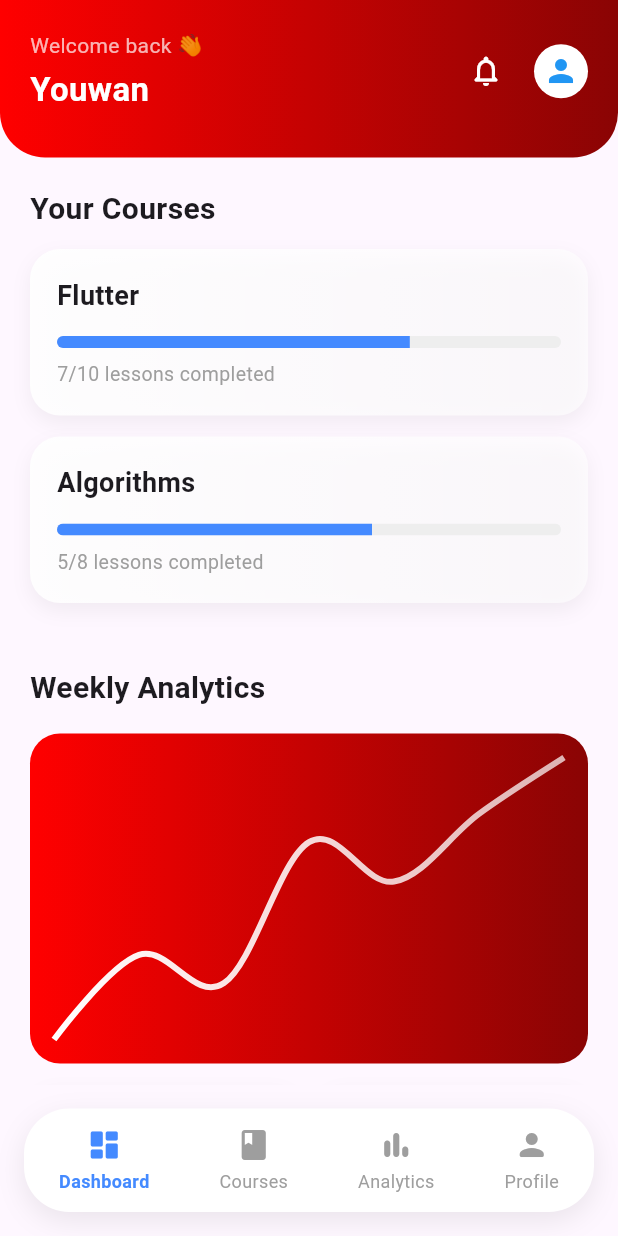
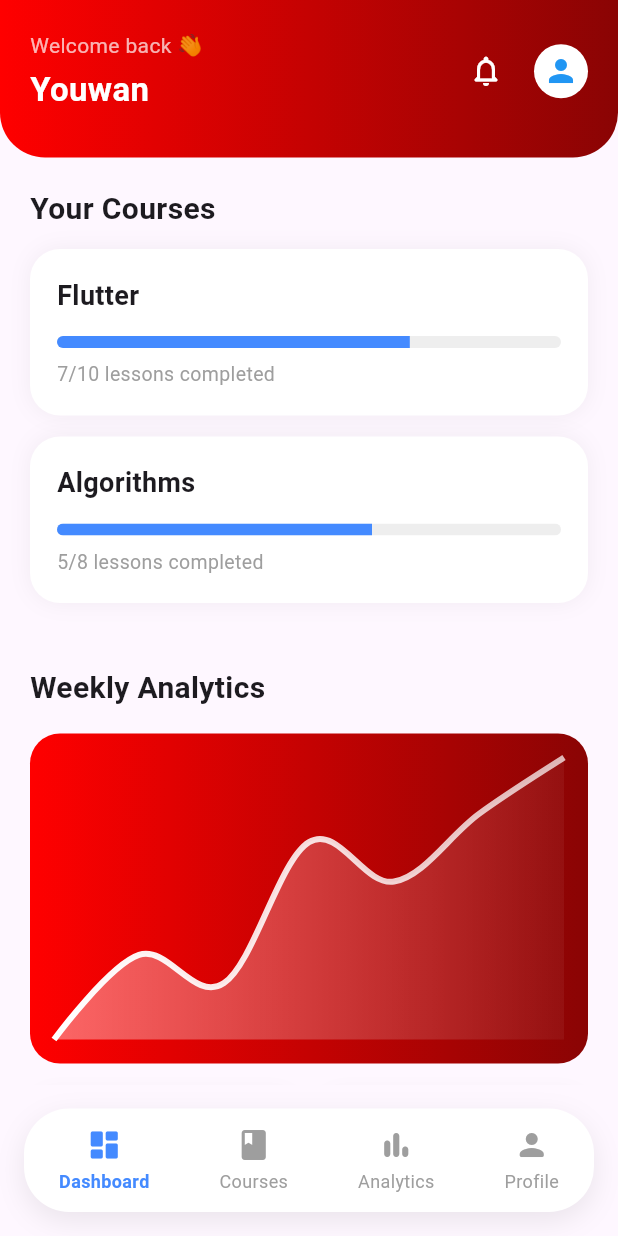
Before and after one commit to youwanpeter/edu_learn_app, a Flutter app: the screen it shows after launch, on a phone screen of 412 x 824 dp. Run offline on Flutter 3.47's test engine with Material 3 defaults, Android fonts, the phone set to English and light mode, and no system bars; drawn by our look-alikes of fl_chart.

Commit message:
dashboard change

```diff
--- a/lib/widgets/analytics_chart.dart
+++ b/lib/widgets/analytics_chart.dart
@@ -1,12 +1,37 @@
 import 'package:fl_chart/fl_chart.dart';
 import 'package:flutter/material.dart';
 
-class AnalyticsChart extends StatelessWidget {
+class AnalyticsChart extends StatefulWidget {
   const AnalyticsChart({super.key});
 
   @override
+  State<AnalyticsChart> createState() => _AnalyticsChartState();
+}
+
+class _AnalyticsChartState extends State<AnalyticsChart>
+    with SingleTickerProviderStateMixin {
+  late AnimationController _controller;
+
+  @override
+  void initState() {
+    super.initState();
+    _controller = AnimationController(
+      vsync: this,
+      duration: const Duration(milliseconds: 1000),
+    )..forward();
+  }
+
+  @override
+  void dispose() {
+    _controller.dispose();
+    super.dispose();
+  }
+
+  @override
   Widget build(BuildContext context) {
-    return LineChart(
+    return FadeTransition(
+      opacity: _controller,
+      child: LineChart(
         LineChartData(
           gridData: FlGridData(show: false),
           titlesData: FlTitlesData(show: false),
@@ -25,12 +50,22 @@ class AnalyticsChart extends StatelessWidget {
               isCurved: true,
               barWidth: 4,
               dotData: FlDotData(show: false),
+              belowBarData: BarAreaData(
+                show: true,
+                gradient: LinearGradient(
+                  colors: [
+                    Colors.white.withOpacity(0.4),
+                    Colors.white.withOpacity(0.05),
+                  ],
+                ),
+              ),
               gradient: const LinearGradient(
                 colors: [Colors.white, Colors.white70],
               ),
             ),
           ],
         ),
+      ),
     );
   }
 }
--- a/lib/widgets/progress_card.dart
+++ b/lib/widgets/progress_card.dart
@@ -1,28 +1,51 @@
 import 'package:flutter/material.dart';
 import '../models/course_progress.dart';
 
-class ProgressCard extends StatelessWidget {
+class ProgressCard extends StatefulWidget {
   final CourseProgress course;
 
   const ProgressCard({super.key, required this.course});
+
+  @override
+  State<ProgressCard> createState() => _ProgressCardState();
+}
+
+class _ProgressCardState extends State<ProgressCard>
+    with SingleTickerProviderStateMixin {
+  late AnimationController _controller;
+  late Animation<double> _progressAnim;
+
+  @override
+  void initState() {
+    super.initState();
+
+    _controller = AnimationController(
+      vsync: this,
+      duration: const Duration(milliseconds: 900),
+    );
+
+    _progressAnim = Tween<double>(
+      begin: 0,
+      end: widget.course.progress,
+    ).animate(CurvedAnimation(parent: _controller, curve: Curves.easeOutCubic));
+
+    _controller.forward();
+  }
+
+  @override
+  void dispose() {
+    _controller.dispose();
+    super.dispose();
+  }
 
   @override
   Widget build(BuildContext context) {
     return Container(
       decoration: BoxDecoration(
         borderRadius: BorderRadius.circular(20),
-        gradient: LinearGradient(
-          colors: [
-            Colors.white.withOpacity(0.9),
-            Colors.white.withOpacity(0.6),
-          ],
-        ),
+        color: Colors.white,
         boxShadow: [
-          BoxShadow(
-            color: Colors.black.withOpacity(0.05),
-            blurRadius: 10,
-            offset: const Offset(0, 5),
-          ),
+          BoxShadow(color: Colors.black.withOpacity(0.05), blurRadius: 12),
         ],
       ),
       padding: const EdgeInsets.all(18),
@@ -30,22 +53,30 @@ class ProgressCard extends StatelessWidget {
         crossAxisAlignment: CrossAxisAlignment.start,
         children: [
           Text(
-            course.courseName,
+            widget.course.courseName,
             style: const TextStyle(fontSize: 18, fontWeight: FontWeight.w600),
           ),
           const SizedBox(height: 14),
-          ClipRRect(
+
+          /// 🔥 Animated Progress
+          AnimatedBuilder(
+            animation: _progressAnim,
+            builder: (_, __) {
+              return ClipRRect(
                 borderRadius: BorderRadius.circular(10),
                 child: LinearProgressIndicator(
-              value: course.progress,
+                  value: _progressAnim.value,
                   minHeight: 8,
                   backgroundColor: Colors.grey.shade200,
                   color: Colors.blueAccent,
                 ),
+              );
+            },
           ),
+
           const SizedBox(height: 8),
           Text(
-            "${course.completedLessons}/${course.totalLessons} lessons completed",
+            "${widget.course.completedLessons}/${widget.course.totalLessons} lessons completed",
             style: const TextStyle(color: Colors.grey, fontSize: 13),
           ),
         ],
```
Lines whose indentation alone changed are shown as unchanged.
